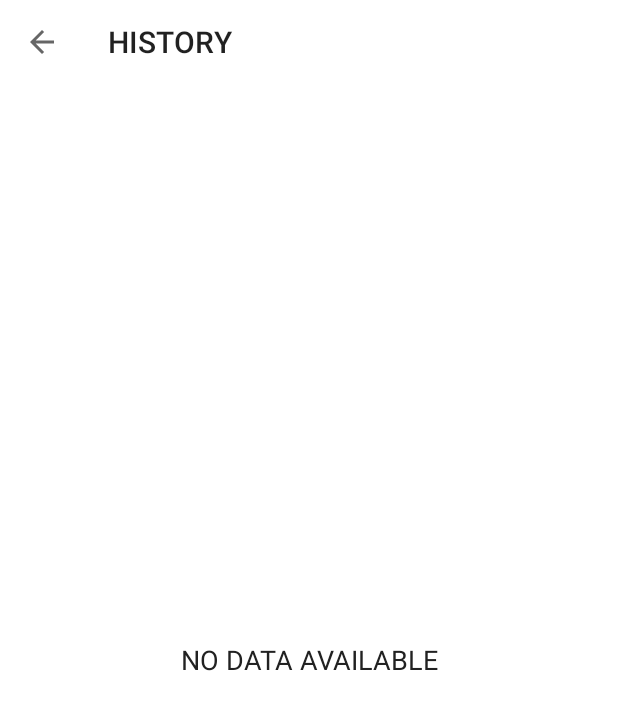
After one commit to danielmbutler/workoutapp, an Android app: the HistoryActivity screen opened directly, with no data from a screen before it, on a phone screen of 412 x 824 dp. The commit adds this screen. Shown: the top 710 px of the screen. Run offline under Robolectric (Android 15) with nearby library versions, the phone set to English and light mode, and no system bars.

Commit message:
up to lecture 163

```diff
--- a/app/src/main/AndroidManifest.xml
+++ b/app/src/main/AndroidManifest.xml
@@ -9,11 +9,16 @@
         android:roundIcon="@mipmap/ic_launcher_round"
         android:supportsRtl="true"
         android:theme="@style/AppTheme">
-        <activity android:name=".BmiActivity"
+        <activity
+            android:name=".HistoryActivity"
             android:screenOrientation="portrait"
-            android:theme="@style/Theme.MaterialComponents.Light.NoActionBar">
+            android:theme="@style/Theme.MaterialComponents.Light.NoActionBar"
 
-        </activity>
+            />
+        <activity
+            android:name=".BmiActivity"
+            android:screenOrientation="portrait"
+            android:theme="@style/Theme.MaterialComponents.Light.NoActionBar" />
         <activity
             android:name=".FinishActivity"
             android:screenOrientation="portrait"
--- a/app/src/main/java/com/dbtechprojects/workoutapp/BmiActivity.kt
+++ b/app/src/main/java/com/dbtechprojects/workoutapp/BmiActivity.kt
@@ -10,6 +10,8 @@ import java.math.BigDecimal
 import java.math.RoundingMode
 
 class BmiActivity : AppCompatActivity() {
+
+    //switching between two views
 
     companion object {
         private const val METRIC_UNITS_VIEW = "METRIC_UNIT_VIEW" // Metric Unit View
--- /dev/null
+++ b/app/src/main/java/com/dbtechprojects/workoutapp/HistoryActivity.kt
@@ -0,0 +1,64 @@
+package com.dbtechprojects.workoutapp
+
+import android.os.Bundle
+import android.view.View
+import androidx.appcompat.app.AppCompatActivity
+import androidx.recyclerview.widget.LinearLayoutManager
+import com.dbtechprojects.HistoryAdapter
+import com.dbtechprojects.workoutapp.R
+import kotlinx.android.synthetic.main.activity_history.*
+
+class HistoryActivity : AppCompatActivity() {
+
+    override fun onCreate(savedInstanceState: Bundle?) {
+        super.onCreate(savedInstanceState)
+        setContentView(R.layout.activity_history)
+
+        setSupportActionBar(toolbar_history_activity)
+
+        supportActionBar?.setDisplayHomeAsUpEnabled(true) //set back button
+        supportActionBar?.title = "HISTORY" // Setting an title in the action bar.
+
+        toolbar_history_activity.setNavigationOnClickListener {
+            onBackPressed()
+        }
+
+//        getAllCompletedDates()
+    }
+
+    /**
+     * Function is used to get the list exercise completed dates.
+     */
+//    private fun getAllCompletedDates() {
+//
+//        // Instance of the Sqlite Open Helper class.
+//        val dbHandler = SqliteOpenHelper(this, null)
+//
+//        val allCompletedDatesList =
+//                dbHandler.getAllCompletedDatesList() // List of history table data
+//
+//        // TODO(Step 3 : Now here the dates which were printed in log.
+//        //  We will pass that list to the adapter class which we have created and bind it to the recycler view.)
+//        // START
+//        if (allCompletedDatesList.size > 0) {
+//            // Here if the List size is greater then 0 we will display the item in the recycler view or else we will show the text view that no data is available.
+//            tvHistory.visibility = View.VISIBLE
+//            rvHistory.visibility = View.VISIBLE
+//            tvNoDataAvailable.visibility = View.GONE
+//
+//            // Creates a vertical Layout Manager
+//            rvHistory.layoutManager = LinearLayoutManager(this)
+//
+//            // History adapter is initialized and the list is passed in the param.
+//            val historyAdapter = HistoryAdapter(this, allCompletedDatesList)
+//
+//            // Access the RecyclerView Adapter and load the data into it
+//            rvHistory.adapter = historyAdapter
+//        } else {
+//            tvHistory.visibility = View.GONE
+//            rvHistory.visibility = View.GONE
+//            tvNoDataAvailable.visibility = View.VISIBLE
+//        }
+//        // END
+//    }
+}
--- a/app/src/main/java/com/dbtechprojects/workoutapp/MainActivity.kt
+++ b/app/src/main/java/com/dbtechprojects/workoutapp/MainActivity.kt
@@ -21,5 +21,10 @@ class MainActivity : AppCompatActivity() {
             startActivity(intent)
         }
 
+        llHistory.setOnClickListener {
+            val intent = Intent(this, HistoryActivity::class.java)
+            startActivity(intent)
+        }
+
     }
 }
--- /dev/null
+++ b/app/src/main/res/layout/activity_history.xml
@@ -0,0 +1,54 @@
+<?xml version="1.0" encoding="utf-8"?>
+<LinearLayout xmlns:android="http://schemas.android.com/apk/res/android"
+    xmlns:tools="http://schemas.android.com/tools"
+    android:layout_width="match_parent"
+    android:layout_height="match_parent"
+    android:gravity="center_horizontal"
+    android:orientation="vertical"
+    tools:context=".HistoryActivity">
+
+    <androidx.appcompat.widget.Toolbar
+        android:id="@+id/toolbar_history_activity"
+        android:layout_width="match_parent"
+        android:layout_height="?android:attr/actionBarSize"
+        android:background="#FFFFFF" />
+
+    <!--TODO(Step 1 : Added a RecyclerView to show the list of completed dates in the History Screen UI.)-->
+    <!--START-->
+    <LinearLayout
+        android:layout_width="match_parent"
+        android:layout_height="match_parent"
+        android:orientation="vertical">
+
+        <TextView
+            android:id="@+id/tvHistory"
+            android:layout_width="match_parent"
+            android:layout_height="wrap_content"
+            android:layout_margin="10dp"
+            android:gravity="center"
+            android:text="EXERCISE COMPLETED"
+            android:textSize="18sp"
+            android:visibility="gone"
+            tools:visibility="visible" />
+
+        <androidx.recyclerview.widget.RecyclerView
+            android:id="@+id/rvHistory"
+            android:layout_width="match_parent"
+            android:layout_height="match_parent"
+            android:layout_marginTop="5dp"
+            android:visibility="gone"
+            tools:visibility="visible" />
+
+        <TextView
+            android:id="@+id/tvNoDataAvailable"
+            android:layout_width="match_parent"
+            android:layout_height="match_parent"
+            android:gravity="center"
+            android:text="NO DATA AVAILABLE"
+            android:textColor="#212121"
+            android:textSize="18sp"
+            android:visibility="visible"
+            tools:visibility="gone" />
+    </LinearLayout>
+    <!--END-->
+</LinearLayout>
```
